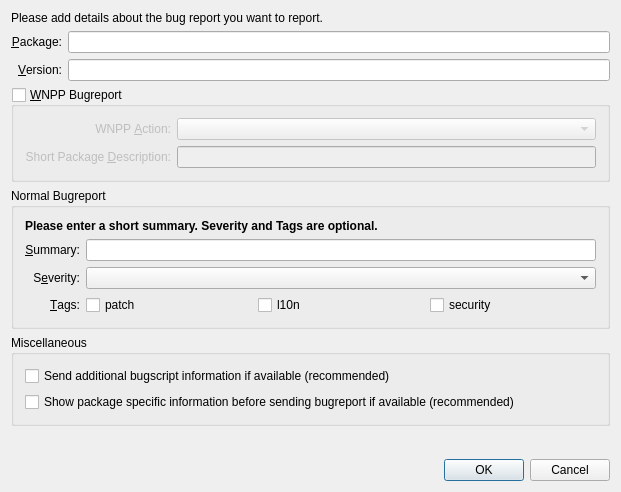
Before: the Qt Designer form src/ui/submitdialog.ui in venthur/reportbug-ng, drawn with Qt 5.
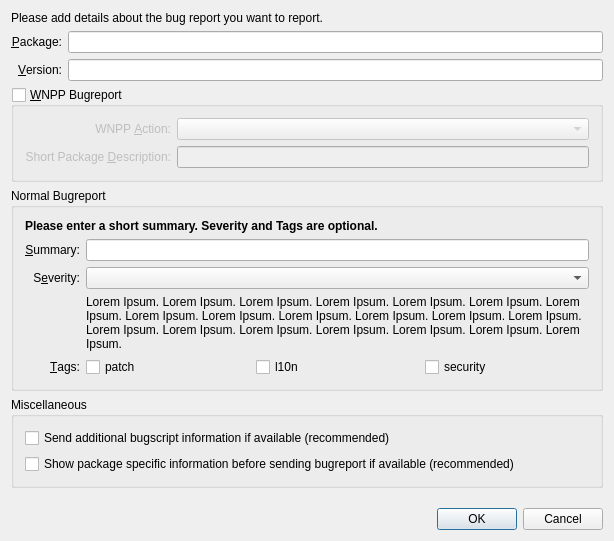
After: the same form once the commit is applied.

Commit message: Moved what-is-this explanation of severities to a label.

```diff
--- a/src/ui/submitdialog.ui
+++ b/src/ui/submitdialog.ui
@@ -1,12 +1,12 @@
 <ui version="4.0" >
  <class>SubmitDialog</class>
- <widget class="QDialog" name="SubmitDialog" >
-  <property name="geometry" >
+ <widget class="QDialog" name="SubmitDialog">
+  <property name="geometry">
    <rect>
     <x>0</x>
     <y>0</y>
-    <width>621</width>
-    <height>492</height>
+    <width>614</width>
+    <height>541</height>
    </rect>
   </property>
   <property name="windowTitle" >
@@ -180,9 +180,19 @@
       <item row="2" column="1" >
        <widget class="QComboBox" name="comboBoxSeverity" />
       </item>
-      <item row="3" column="0" >
-       <widget class="QLabel" name="textLabel2" >
-        <property name="text" >
+      <item row="3" column="1">
+       <widget class="QLabel" name="label_severity">
+        <property name="text">
+         <string>Lorem Ipsum. Lorem Ipsum. Lorem Ipsum. Lorem Ipsum. Lorem Ipsum. Lorem Ipsum. Lorem Ipsum. Lorem Ipsum. Lorem Ipsum. Lorem Ipsum. Lorem Ipsum. Lorem Ipsum. Lorem Ipsum. Lorem Ipsum. Lorem Ipsum. Lorem Ipsum. Lorem Ipsum. Lorem Ipsum. Lorem Ipsum. Lorem Ipsum.</string>
+        </property>
+        <property name="wordWrap">
+         <bool>true</bool>
+        </property>
+       </widget>
+      </item>
+      <item row="4" column="0">
+       <widget class="QLabel" name="textLabel2">
+        <property name="text">
          <string>&amp;Tags:</string>
         </property>
         <property name="alignment" >
@@ -196,11 +206,11 @@
         </property>
        </widget>
       </item>
-      <item row="3" column="1" >
-       <layout class="QHBoxLayout" >
+      <item row="4" column="1">
+       <layout class="QHBoxLayout" name="horizontalLayout">
         <item>
-         <widget class="QCheckBox" name="checkBoxPatch" >
-          <property name="whatsThis" >
+         <widget class="QCheckBox" name="checkBoxPatch">
+          <property name="toolTip">
            <string>A patch or some other easy procedure for fixing the bug is included in the bug logs. If there's a patch, but it doesn't resolve the bug adequately or causes some other problems, this tag should not be used.</string>
           </property>
           <property name="text" >
@@ -209,8 +219,8 @@
          </widget>
         </item>
         <item>
-         <widget class="QCheckBox" name="checkBoxL10n" >
-          <property name="whatsThis" >
+         <widget class="QCheckBox" name="checkBoxL10n">
+          <property name="toolTip">
            <string>This bug is relevant to the localisation of the package.</string>
           </property>
           <property name="text" >
@@ -219,8 +229,8 @@
          </widget>
         </item>
         <item>
-         <widget class="QCheckBox" name="checkBoxSecurity" >
-          <property name="whatsThis" >
+         <widget class="QCheckBox" name="checkBoxSecurity">
+          <property name="toolTip">
            <string>This bug describes a security problem in a package (e.g., bad permissions allowing access to data that shouldn't be accessible; buffer overruns allowing people to control a system in ways they shouldn't be able to; denial of service attacks that should be fixed, etc). Most security bugs should also be set at critical or grave severity.</string>
           </property>
           <property name="text" >
@@ -284,7 +294,7 @@
    </item>
   </layout>
  </widget>
- <layoutdefault spacing="6" margin="11" />
+ <layoutdefault spacing="6" margin="11"/>
  <pixmapfunction>qPixmapFromMimeSource</pixmapfunction>
  <tabstops>
   <tabstop>checkBoxPatch</tabstop>
```
Left out of the diff: 185 changed lines with no effect on the pictures. The commit also changes 3 other files.
